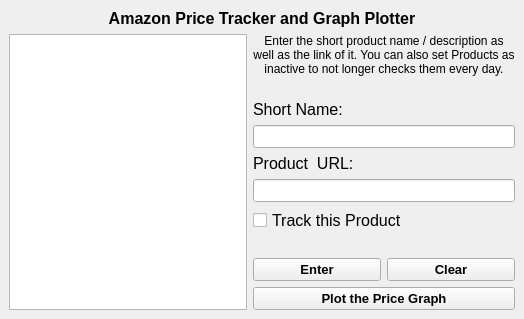
First picture: the form in gui/mainwindow.ui, repository AndreWohnsland/pricetracker, before the edit.
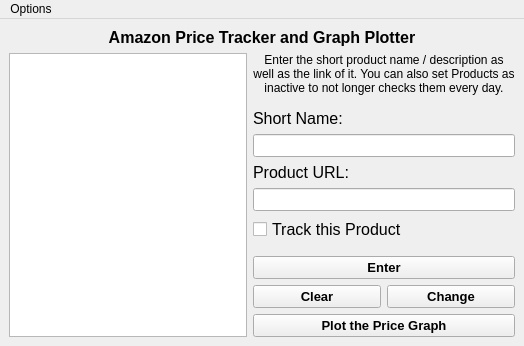
Second picture: the form after the edit.

What changed in the file:
```diff
--- a/gui/mainwindow.ui
+++ b/gui/mainwindow.ui
@@ -7,7 +7,7 @@
     <x>0</x>
     <y>0</y>
     <width>524</width>
-    <height>319</height>
+    <height>346</height>
    </rect>
   </property>
   <property name="windowTitle">
@@ -107,7 +107,7 @@
            </font>
           </property>
           <property name="text">
-           <string>Product  URL:</string>
+           <string>Product URL:</string>
           </property>
          </widget>
         </item>
@@ -152,8 +152,6 @@
          </spacer>
         </item>
         <item>
-         <layout class="QHBoxLayout" name="horizontalLayout">
-          <item>
            <widget class="QPushButton" name="PB_enter">
             <property name="font">
              <font>
@@ -168,6 +166,8 @@
            </widget>
           </item>
           <item>
+         <layout class="QHBoxLayout" name="horizontalLayout">
+          <item>
            <widget class="QPushButton" name="PB_clear">
             <property name="font">
              <font>
@@ -181,6 +181,20 @@
             </property>
            </widget>
           </item>
+          <item>
+           <widget class="QPushButton" name="PB_change">
+            <property name="font">
+             <font>
+              <pointsize>10</pointsize>
+              <weight>75</weight>
+              <bold>true</bold>
+             </font>
+            </property>
+            <property name="text">
+             <string>Change</string>
+            </property>
+           </widget>
+          </item>
          </layout>
         </item>
         <item>
@@ -212,7 +226,22 @@
      <height>21</height>
     </rect>
    </property>
-  </widget>
+   <widget class="QMenu" name="menuOptions">
+    <property name="title">
+     <string>Options</string>
+    </property>
+    <addaction name="action_agent"/>
+   </widget>
+   <addaction name="menuOptions"/>
+  </widget>
+  <action name="action_agent">
+   <property name="text">
+    <string>select User Agent</string>
+   </property>
+   <property name="shortcut">
+    <string>Ctrl+O</string>
+   </property>
+  </action>
  </widget>
  <resources/>
  <connections/>
```
Lines whose indentation alone changed are shown as unchanged.
